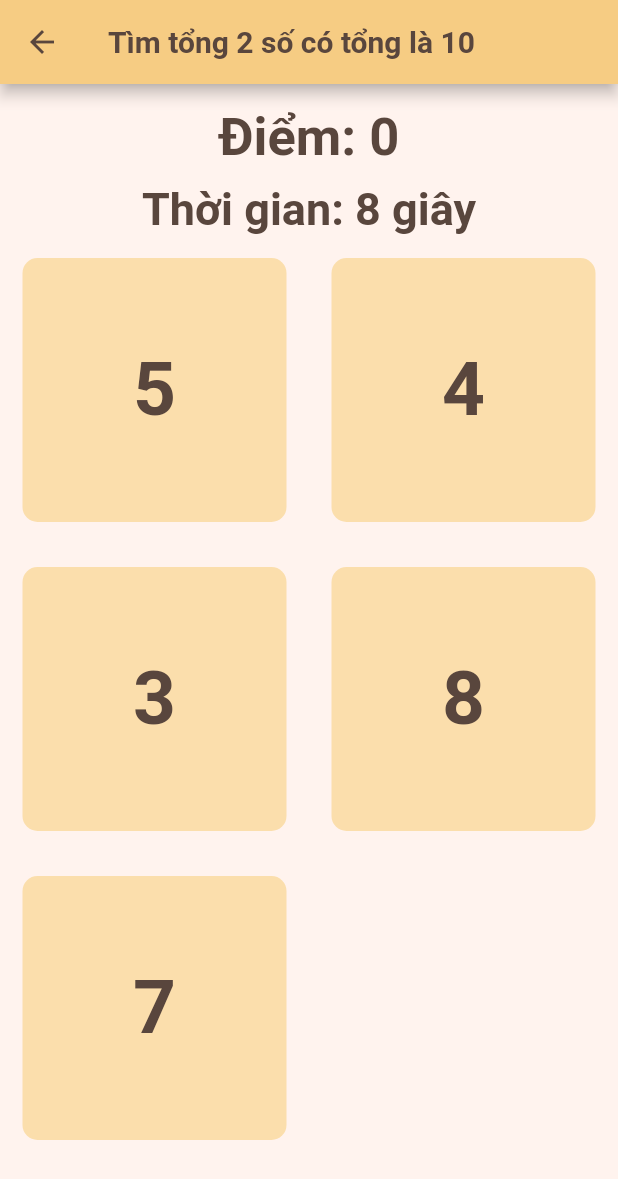
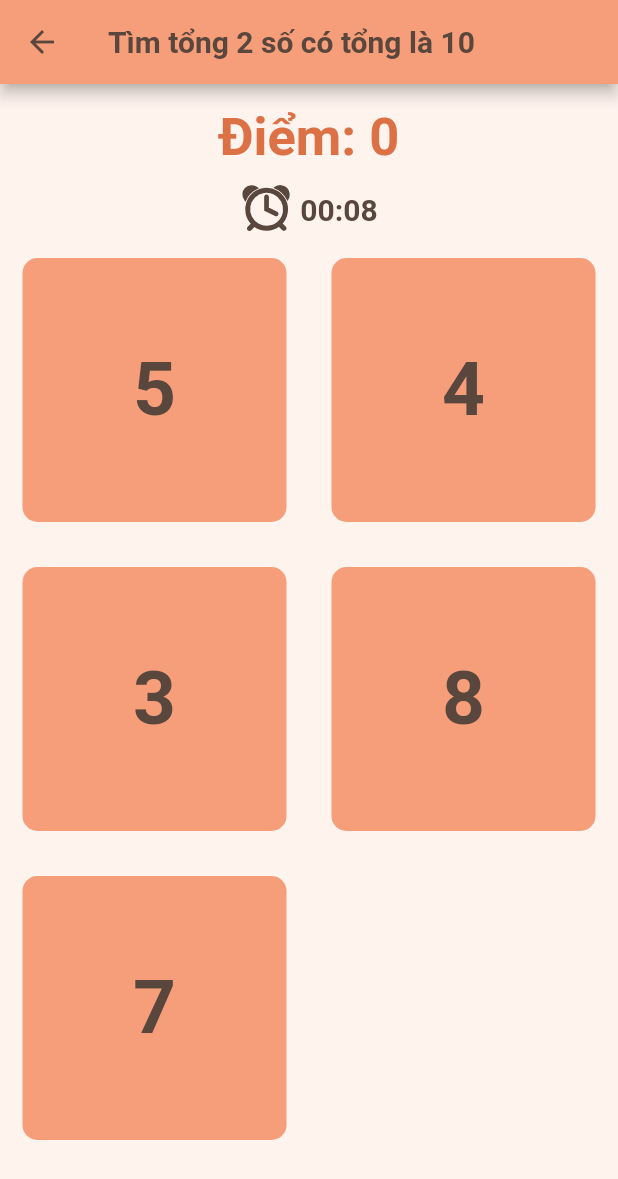
Before and after one commit to TrNgTien/Brain-Training, a Flutter app: the Game2 screen opened directly, on a phone screen of 412 x 824 dp. Shown: the top 1179 px of the screen. Run offline on Flutter 3.47's test engine with Material 2 defaults, Android fonts, the phone set to English and light mode, and no system bars; our stand-ins replace flutter_spinkit, flutter_svg; missing offline and left inert: function_tree.

Commit message:
Tien | Done | Re-styling game-2-math (#14)

```diff
--- a/lib/screens/math_domain/game_2.dart
+++ b/lib/screens/math_domain/game_2.dart
@@ -3,6 +3,7 @@ import 'dart:async';
 import 'dart:convert';
 import 'package:flutter/services.dart';
 import 'package:brain_training/constants/color.dart';
+import 'package:flutter_svg/svg.dart';
 
 class Game2 extends StatefulWidget {
   const Game2({super.key});
@@ -134,21 +135,44 @@ class _Game2State extends State<Game2> {
         context: context,
         barrierDismissible: false,
         builder: (BuildContext context) => AlertDialog(
-              title: Text(title),
+              title: Text(title,
+                  textAlign: TextAlign.center,
+                  style: const TextStyle(
+                      color: Colors.red,
+                      fontSize: 40,
+                      fontWeight: FontWeight.w600)),
               content: SingleChildScrollView(
                 child: ListBody(
                   children: <Widget>[
-                    Text(content),
-                    Text(totalScore),
+                    Text(
+                      content,
+                      textAlign: TextAlign.center,
+                      style: TextStyle(fontWeight: FontWeight.w500),
+                    ),
+                    const SizedBox(height: 5),
+                    Text(
+                      totalScore,
+                      textAlign: TextAlign.center,
+                      style: TextStyle(fontWeight: FontWeight.w500),
+                    ),
                   ],
                 ),
               ),
               actionsAlignment: MainAxisAlignment.center,
               actions: <Widget>[
-                TextButton(
-                  child: const Text('Chơi lại'),
-                  onPressed: () => callback(),
-                ),
+                Container(
+                  margin: const EdgeInsets.only(bottom: 10),
+                  padding: const EdgeInsets.only(left: 50, right: 50),
+                  decoration: BoxDecoration(
+                    borderRadius: const BorderRadius.all(Radius.circular(10.0)),
+                    color: orangePastel,
+                  ),
+                  child: TextButton(
+                    child: const Text('Chơi lại',
+                        style: TextStyle(fontSize: 20, color: Colors.white)),
+                    onPressed: () => callback(),
+                  ),
+                )
               ],
             ));
   }
@@ -176,11 +200,12 @@ class _Game2State extends State<Game2> {
 
   @override
   Widget build(BuildContext context) {
-    final seconds = timerCounter.inSeconds;
+    int seconds = timerCounter.inSeconds;
+    String clockIcon = "lib/assets/icons/clock_ic.svg";
     return Scaffold(
         appBar: AppBar(
           title: Text('Tìm tổng 2 số có tổng là ${gameType()}'),
-          backgroundColor: yellowBtn,
+          backgroundColor: orangePastel,
           foregroundColor: darkTextColor,
           titleTextStyle: const TextStyle(
             color: darkTextColor,
@@ -197,16 +222,25 @@ class _Game2State extends State<Game2> {
                   "Điểm: $currentScore",
                   style: const TextStyle(
                       fontWeight: FontWeight.w700,
-                      color: darkTextColor,
+                      color: primaryOrange,
                       fontSize: 35),
                 ),
               ),
-              Text(
-                'Thời gian: $seconds giây',
-                style: const TextStyle(
-                    fontWeight: FontWeight.w700,
-                    color: darkTextColor,
-                    fontSize: 30),
+              Row(
+                mainAxisAlignment: MainAxisAlignment.center,
+                crossAxisAlignment: CrossAxisAlignment.center,
+                children: [
+                  SvgPicture.asset(
+                    clockIcon,
+                    height: 35,
+                    width: 35,
+                    color: seconds <= 2 ? Colors.red : darkTextColor,
+                  ),
+                  const SizedBox(
+                    width: 5,
+                  ),
+                  clockTimer(seconds)
+                ],
               ),
               SizedBox(
                 height: MediaQuery.of(context).size.height * 0.85,
@@ -215,6 +249,22 @@ class _Game2State extends State<Game2> {
             ],
           ),
         ));
+  }
+
+  Widget clockTimer(int seconds) {
+    if (seconds <= 2) {
+      return Text(
+        '00:${seconds <= 9 ? '0$seconds' : '$seconds'}',
+        style: const TextStyle(
+            fontWeight: FontWeight.w700, color: Colors.red, fontSize: 20),
+      );
+    } else {
+      return Text(
+        '00:${seconds <= 9 ? '0$seconds' : '$seconds'}',
+        style: const TextStyle(
+            fontWeight: FontWeight.w700, color: darkTextColor, fontSize: 20),
+      );
+    }
   }
 
   GridView gridOptions(List gridData) {
@@ -356,7 +406,7 @@ class _Game2State extends State<Game2> {
           setState(() {
             indexClicked = index;
             clickedOptions.add(option);
-            Future.delayed(const Duration(milliseconds: 300), () {
+            Future.delayed(const Duration(milliseconds: 200), () {
               validateAnswer(verifyChangeType(currentMultipleType));
             });
           });
@@ -385,7 +435,7 @@ class _Game2State extends State<Game2> {
         gridDelegate:
             const SliverGridDelegateWithFixedCrossAxisCount(crossAxisCount: 2),
         itemBuilder: (_, int indexGrid) {
-          return InkWell(
+          return GestureDetector(
             onTap: () => handleAddOption(
                 gridData.isNotEmpty
                     ? gridData[currentIndexing]["round_$currentRound"]
@@ -400,7 +450,7 @@ class _Game2State extends State<Game2> {
                         decoration: BoxDecoration(
                           color: validateHighLight(indexGrid)
                               ? greenBtn
-                              : yellowPastel,
+                              : orangePastel,
                           borderRadius:
                               const BorderRadius.all(Radius.circular(10.0)),
                         ),
```
